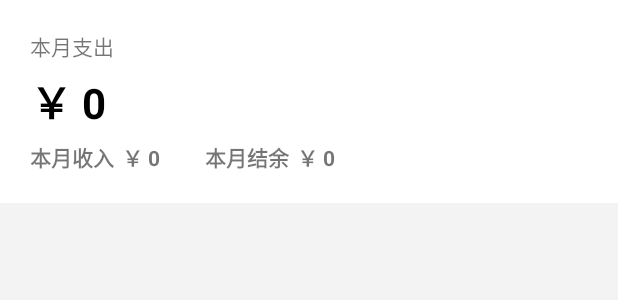
After one commit to Uaena-chao/Android_tally, an Android app: the layout item_main_listview_top.xml on its own in the app's theme, with its tools: preview values and no code run, on a phone screen of 412 x 824 dp. The commit adds this screen. Shown: the top 300 px of the screen. Run offline under Robolectric (Android 15) with nearby library versions, the phone set to English and light mode, and no system bars.

Commit message:
添加了主页item条目布局文件

```diff
--- /dev/null
+++ b/app/src/main/res/layout/item_main_listview_top.xml
@@ -0,0 +1,73 @@
+<?xml version="1.0" encoding="utf-8"?>
+<LinearLayout xmlns:android="http://schemas.android.com/apk/res/android"
+    android:layout_width="match_parent"
+    android:layout_height="match_parent"
+    android:background="@color/grey_F3F3F3"
+    android:orientation="vertical">
+
+    <RelativeLayout
+        android:layout_width="match_parent"
+        android:layout_height="wrap_content"
+        android:background="@color/white"
+        android:padding="20dp">
+
+        <TextView
+            android:id="@+id/item_main_listview_top_tv1"
+            android:layout_width="wrap_content"
+            android:layout_height="wrap_content"
+            android:text="@string/month_out"></TextView>
+
+        <TextView
+            android:id="@+id/item_main_listview_top_out"
+            android:layout_width="wrap_content"
+            android:layout_height="wrap_content"
+            android:layout_below="@id/item_main_listview_top_tv1"
+            android:layout_marginTop="5dp"
+            android:layout_marginBottom="5dp"
+            android:text="￥ 0"
+            android:textColor="@color/black"
+            android:textSize="28sp"
+            android:textStyle="bold"></TextView>
+
+        <TextView
+            android:id="@+id/item_main_listview_top_tv2"
+            android:layout_width="wrap_content"
+            android:layout_height="wrap_content"
+            android:layout_below="@id/item_main_listview_top_out"
+            android:text="@string/month_in"
+            android:textStyle="bold"></TextView>
+
+        <TextView
+            android:id="@+id/item_main_listview_top_allin"
+            android:layout_width="wrap_content"
+            android:layout_height="wrap_content"
+            android:layout_below="@id/item_main_listview_top_out"
+            android:layout_marginLeft="5dp"
+            android:layout_toRightOf="@id/item_main_listview_top_tv2"
+            android:text="￥ 0"
+            android:textStyle="bold"></TextView>
+
+        <TextView
+            android:id="@+id/item_main_listview_top_tv3"
+            android:layout_width="wrap_content"
+            android:layout_height="wrap_content"
+            android:layout_below="@id/item_main_listview_top_out"
+            android:layout_marginLeft="30dp"
+            android:layout_toRightOf="@id/item_main_listview_top_allin"
+            android:text="@string/month_left"
+            android:textStyle="bold"></TextView>
+
+        <TextView
+            android:id="@+id/item_main_listview_top_allleft"
+            android:layout_width="wrap_content"
+            android:layout_height="wrap_content"
+            android:layout_below="@id/item_main_listview_top_out"
+            android:layout_marginLeft="5dp"
+            android:layout_toRightOf="@id/item_main_listview_top_tv3"
+            android:text="￥ 0"
+            android:textStyle="bold"></TextView>
+
+    </RelativeLayout>
+
+
+</LinearLayout>
--- a/app/src/main/res/values/colors.xml
+++ b/app/src/main/res/values/colors.xml
@@ -8,4 +8,6 @@
     <color name="black">#FF000000</color>
     <color name="white">#FFFFFFFF</color>
     <color name="blue_3692F9">#3692F9</color>
+    <color name="red_EF555D">#EF555D</color>
+    <color name="grey_F3F3F3">#F3F3F3</color>
 </resources>
--- a/app/src/main/res/values/strings.xml
+++ b/app/src/main/res/values/strings.xml
@@ -1,3 +1,6 @@
 <resources>
     <string name="app_name">钱途</string>
+    <string name="month_out">本月支出</string>
+    <string name="month_in">本月收入</string>
+    <string name="month_left">本月结余</string>
 </resources>
```
Also changed, not shown: app/src/main/res/layout/item_main_listview.xml (added, +44 -0 lines).
